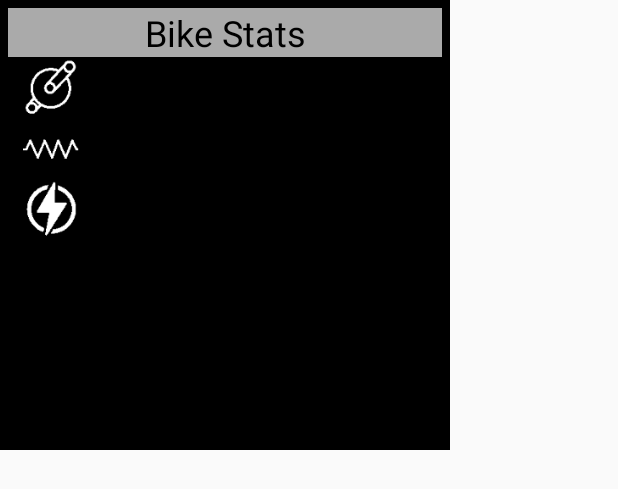
After one commit to snowzach/echbt-android, an Android app: the layout floating_window.xml on its own in the app's theme, with its tools: preview values and no code run, on a phone screen of 412 x 824 dp. The commit adds this screen. Shown: the top 489 px of the screen. Run offline under Robolectric (Android 15) with nearby library versions, the phone set to English and light mode, and no system bars.

Commit message:
Working with floating window most of the time

```diff
--- a/app/build.gradle
+++ b/app/build.gradle
@@ -23,7 +23,7 @@ android {
     buildToolsVersion "29.0.2"
     defaultConfig {
         applicationId "org.prozach.echbt.android"
-        minSdkVersion 26
+        minSdkVersion 21
         targetSdkVersion 29
         versionCode 2
         versionName "1.0"
--- a/app/src/main/AndroidManifest.xml
+++ b/app/src/main/AndroidManifest.xml
@@ -22,6 +22,7 @@
     <uses-permission android:name="android.permission.BLUETOOTH" />
     <uses-permission android:name="android.permission.BLUETOOTH_ADMIN" />
     <uses-permission android:name="android.permission.ACCESS_FINE_LOCATION" />
+    <uses-permission android:name="android.permission.SYSTEM_ALERT_WINDOW" />s
 
     <uses-feature
         android:name="android.hardware.bluetooth_le"
--- a/app/src/main/res/layout/activity_ech_stats.xml
+++ b/app/src/main/res/layout/activity_ech_stats.xml
@@ -157,6 +157,7 @@
         </LinearLayout>
 
         <LinearLayout
+            android:id="@+id/debug_view"
             android:layout_width="match_parent"
             android:layout_height="match_parent"
             android:orientation="vertical"
--- /dev/null
+++ b/app/src/main/res/layout/floating_window.xml
@@ -0,0 +1,123 @@
+<?xml version="1.0" encoding="utf-8"?>
+<FrameLayout xmlns:android="http://schemas.android.com/apk/res/android"
+    android:layout_width="300dp"
+    android:layout_height="300dp"
+    >
+
+    <LinearLayout
+        android:id="@+id/linearLayout"
+        android:layout_width="match_parent"
+        android:layout_height="match_parent"
+        android:background="@android:color/background_dark"
+        android:orientation="vertical"
+        android:padding="5dp"
+        >
+
+        <LinearLayout
+            android:layout_width="match_parent"
+            android:layout_height="wrap_content"
+            android:orientation="horizontal"
+            >
+
+            <TextView
+                android:id="@+id/title_float"
+                android:layout_width="match_parent"
+                android:layout_height="wrap_content"
+                android:background="@android:color/darker_gray"
+                android:gravity="center_horizontal"
+                android:text="@string/stats_header"
+                android:textAlignment="center"
+                android:textColor="@android:color/primary_text_light"
+                android:textSize="24sp"
+                />
+
+        </LinearLayout>
+
+        <LinearLayout
+            android:layout_width="match_parent"
+            android:layout_height="wrap_content"
+            android:orientation="horizontal"
+            >
+
+            <ImageView
+                android:id="@+id/ic_cadence_float"
+                android:layout_width="0dp"
+                android:layout_height="match_parent"
+                android:layout_weight=".2"
+                android:contentDescription="@string/cadence"
+                android:src="@mipmap/ic_cadence"
+                />
+
+            <TextView
+                android:id="@+id/cadence_float"
+                android:layout_width="0dp"
+                android:layout_height="wrap_content"
+                android:layout_weight=".8"
+                android:paddingLeft="5dp"
+                android:paddingRight="0dp"
+                android:textColor="@android:color/primary_text_dark"
+                android:textSize="30sp"
+                />
+
+        </LinearLayout>
+
+        <LinearLayout
+            android:layout_width="match_parent"
+            android:layout_height="wrap_content"
+            android:orientation="horizontal"
+            >
+
+            <ImageView
+                android:id="@+id/ic_resistance_float"
+                android:layout_width="0dp"
+                android:layout_height="match_parent"
+                android:layout_weight=".2"
+                android:contentDescription="@string/resistance"
+                android:src="@mipmap/ic_resistance"
+                />
+
+            <TextView
+                android:id="@+id/resistance_float"
+                android:layout_width="0dp"
+                android:layout_height="wrap_content"
+                android:layout_weight=".8"
+                android:paddingLeft="5dp"
+                android:paddingRight="0dp"
+                android:textColor="@android:color/primary_text_dark"
+                android:textSize="30sp"
+                />
+
+        </LinearLayout>
+
+        <LinearLayout
+            android:layout_width="match_parent"
+            android:layout_height="wrap_content"
+            android:orientation="horizontal"
+            >
+
+            <ImageView
+                android:id="@+id/ic_power_float"
+                android:layout_width="0dp"
+                android:layout_height="match_parent"
+                android:layout_weight=".2"
+                android:contentDescription="@string/power"
+                android:src="@mipmap/ic_power"
+                />
+
+            <TextView
+                android:id="@+id/power_float"
+                android:layout_width="0dp"
+                android:layout_height="wrap_content"
+                android:layout_weight=".8"
+                android:contentDescription="@string/power"
+                android:paddingLeft="5dp"
+                android:paddingRight="0dp"
+                android:textColor="@android:color/primary_text_dark"
+                android:textSize="30sp"
+                />
+
+        </LinearLayout>
+
+    </LinearLayout>
+
+</FrameLayout>
```
Also changed, not shown: app/src/main/java/org/prozach/echbt/android/ECHStatsActivity.kt (+76 -24 lines), app/src/main/java/org/prozach/echbt/android/Extensions.kt (added, +34 -0 lines), app/src/main/java/org/prozach/echbt/android/SimpleFloatingWindow.kt (added, +146 -0 lines), app/src/main/res/drawable/ic_close_white_24dp.xml (added, +9 -0 lines).
